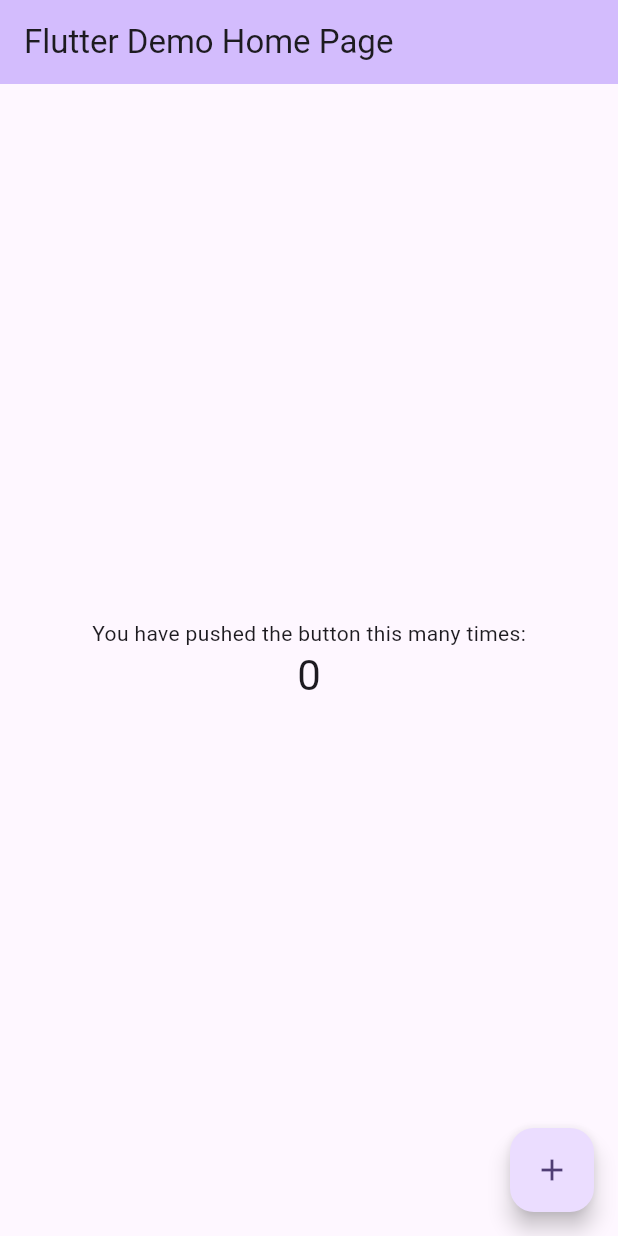
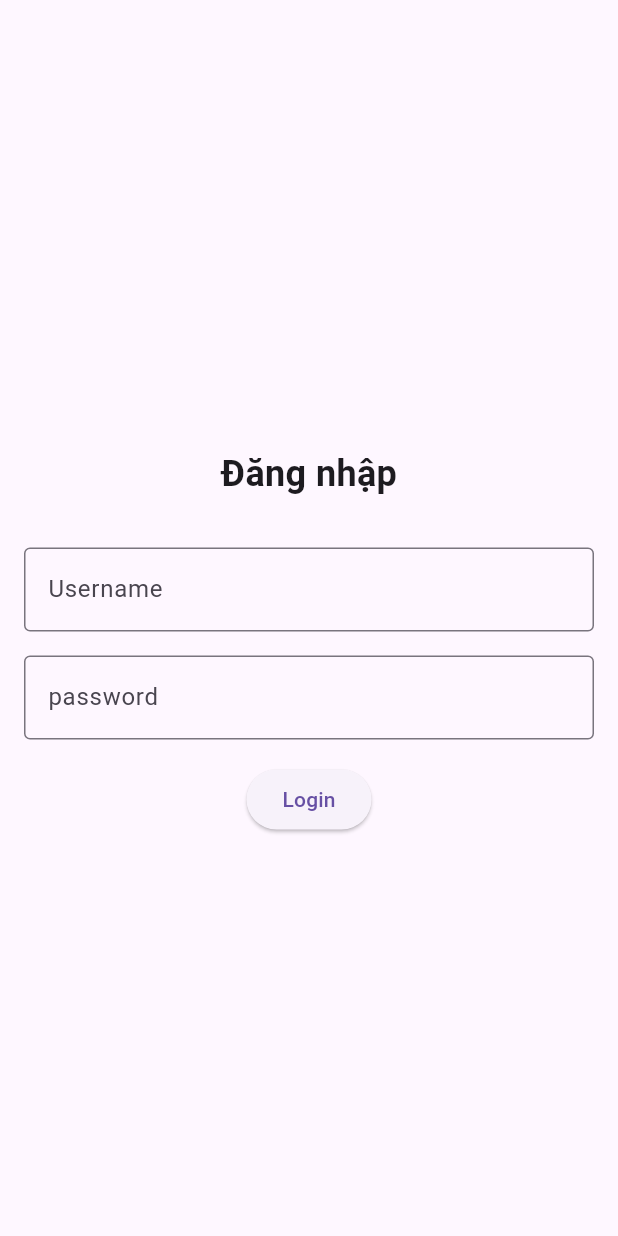
Before and after one commit to DANG-NGOC-DUC/2025_LTTBDD_N04_Nhom_Duc, a Flutter app: the screen it shows after launch, on a phone screen of 412 x 824 dp. Run offline on Flutter 3.47's test engine with Material 3 defaults, Android fonts, the phone set to English and light mode, and no system bars.

Commit message:
tao thu muc demo va lam giao dien login

```diff
--- a/lib/main.dart
+++ b/lib/main.dart
@@ -1,4 +1,5 @@
 import 'package:flutter/material.dart';
+import 'routes.dart';
 
 void main() {
   runApp(const MyApp());
@@ -6,117 +7,13 @@ void main() {
 
 class MyApp extends StatelessWidget {
   const MyApp({super.key});
-
-  // This widget is the root of your application.
   @override
   Widget build(BuildContext context) {
     return MaterialApp(
-      title: 'Flutter Demo',
-      theme: ThemeData(
-        // This is the theme of your application.
-        //
-        // TRY THIS: Try running your application with "flutter run". You'll see
-        // the application has a purple toolbar. Then, without quitting the app,
-        // try changing the seedColor in the colorScheme below to Colors.green
-        // and then invoke "hot reload" (save your changes or press the "hot
-        // reload" button in a Flutter-supported IDE, or press "r" if you used
-        // the command line to start the app).
-        //
-        // Notice that the counter didn't reset back to zero; the application
-        // state is not lost during the reload. To reset the state, use hot
-        // restart instead.
-        //
-        // This works for code too, not just values: Most code changes can be
-        // tested with just a hot reload.
-        colorScheme: ColorScheme.fromSeed(seedColor: Colors.deepPurple),
-      ),
-      home: const MyHomePage(title: 'Flutter Demo Home Page'),
+      debugShowCheckedModeBanner: false,
+      initialRoute: '/login',
+      routes: appRoutes,
+      theme: ThemeData(primarySwatch: Colors.blue),
     );
   }
 }
-
-class MyHomePage extends StatefulWidget {
-  const MyHomePage({super.key, required this.title});
-
-  // This widget is the home page of your application. It is stateful, meaning
-  // that it has a State object (defined below) that contains fields that affect
-  // how it looks.
-
-  // This class is the configuration for the state. It holds the values (in this
-  // case the title) provided by the parent (in this case the App widget) and
-  // used by the build method of the State. Fields in a Widget subclass are
-  // always marked "final".
-
-  final String title;
-
-  @override
-  State<MyHomePage> createState() => _MyHomePageState();
-}
-
-class _MyHomePageState extends State<MyHomePage> {
-  int _counter = 0;
-
-  void _incrementCounter() {
-    setState(() {
-      // This call to setState tells the Flutter framework that something has
-      // changed in this State, which causes it to rerun the build method below
-      // so that the display can reflect the updated values. If we changed
-      // _counter without calling setState(), then the build method would not be
-      // called again, and so nothing would appear to happen.
-      _counter++;
-    });
-  }
-
-  @override
-  Widget build(BuildContext context) {
-    // This method is rerun every time setState is called, for instance as done
-    // by the _incrementCounter method above.
-    //
-    // The Flutter framework has been optimized to make rerunning build methods
-    // fast, so that you can just rebuild anything that needs updating rather
-    // than having to individually change instances of widgets.
-    return Scaffold(
-      appBar: AppBar(
-        // TRY THIS: Try changing the color here to a specific color (to
-        // Colors.amber, perhaps?) and trigger a hot reload to see the AppBar
-        // change color while the other colors stay the same.
-        backgroundColor: Theme.of(context).colorScheme.inversePrimary,
-        // Here we take the value from the MyHomePage object that was created by
-        // the App.build method, and use it to set our appbar title.
-        title: Text(widget.title),
-      ),
-      body: Center(
-        // Center is a layout widget. It takes a single child and positions it
-        // in the middle of the parent.
-        child: Column(
-          // Column is also a layout widget. It takes a list of children and
-          // arranges them vertically. By default, it sizes itself to fit its
-          // children horizontally, and tries to be as tall as its parent.
-          //
-          // Column has various properties to control how it sizes itself and
-          // how it positions its children. Here we use mainAxisAlignment to
-          // center the children vertically; the main axis here is the vertical
-          // axis because Columns are vertical (the cross axis would be
-          // horizontal).
-          //
-          // TRY THIS: Invoke "debug painting" (choose the "Toggle Debug Paint"
-          // action in the IDE, or press "p" in the console), to see the
-          // wireframe for each widget.
-          mainAxisAlignment: MainAxisAlignment.center,
-          children: <Widget>[
-            const Text('You have pushed the button this many times:'),
-            Text(
-              '$_counter',
-              style: Theme.of(context).textTheme.headlineMedium,
-            ),
-          ],
-        ),
-      ),
-      floatingActionButton: FloatingActionButton(
-        onPressed: _incrementCounter,
-        tooltip: 'Increment',
-        child: const Icon(Icons.add),
-      ), // This trailing comma makes auto-formatting nicer for build methods.
-    );
-  }
-}
--- /dev/null
+++ b/lib/routes.dart
@@ -0,0 +1,20 @@
+import 'package:flutter/material.dart';
+import 'screens/home/home_screen.dart';
+import 'screens/auth/login_screen.dart';
+import 'screens/auth/register_screen.dart';
+import 'screens/transactions/transaction_list_screen.dart';
+import 'screens/transactions/add_transaction_screen.dart';
+import 'screens/budget/budget_screen.dart';
+import 'screens/reports/report_screen.dart';
+import 'screens/settings/settings_screen.dart';
+
+final Map<String, WidgetBuilder> appRoutes = {
+  '/': (context) => const HomeScreen(),
+  '/login': (context) => const LoginScreen(),
+  '/register': (context) => const RegisterScreen(),
+  '/transactions': (context) => const TransactionListScreen(),
+  '/add-transaction': (context) => const AddTransactionScreen(),
+  '/budget': (context) => const BudgetScreen(),
+  '/reports': (context) => const ReportScreen(),
+  '/settings': (context) => const SettingsScreen(),
+};
--- /dev/null
+++ b/lib/screens/auth/login_screen.dart
@@ -0,0 +1,42 @@
+import 'package:flutter/material.dart';
+
+class LoginScreen extends StatelessWidget {
+  const LoginScreen({super.key});
+  @override
+  Widget build(BuildContext context) {
+    return Scaffold(
+      //   appBar: AppBar(title: const Text('Đăng nhập')),
+      body: Center(
+        child: Padding(
+          padding: const EdgeInsets.only(left: 16.0, right: 16.0, top: 32.0),
+          child: Column(
+            mainAxisSize: MainAxisSize.min,
+            mainAxisAlignment: MainAxisAlignment.center,
+            children: [
+              const Text(
+                'Đăng nhập',
+                style: TextStyle(fontSize: 24, fontWeight: FontWeight.bold),
+              ),
+              SizedBox(height: 32.0),
+              TextField(
+                decoration: InputDecoration(
+                  border: OutlineInputBorder(),
+                  labelText: 'Username',
+                ),
+              ),
+              SizedBox(height: 16.0),
+              TextField(
+                decoration: InputDecoration(
+                  border: OutlineInputBorder(),
+                  labelText: 'password',
+                ),
+              ),
+              SizedBox(height: 16.0),
+              ElevatedButton(onPressed: () {}, child: const Text('Login')),
+            ],
+          ),
+        ),
+      ),
+    );
+  }
+}
```
Also changed, not shown: lib/screens/auth/register_screen.dart (added, +12 -0 lines), lib/screens/budget/budget_screen.dart (added, +12 -0 lines), lib/screens/home/home_screen.dart (added, +40 -0 lines), lib/screens/reports/report_screen.dart (added, +12 -0 lines), lib/screens/settings/settings_screen.dart (added, +12 -0 lines), lib/screens/transactions/add_transaction_screen.dart (added, +12 -0 lines), lib/screens/transactions/transaction_list_screen.dart (added, +16 -0 lines).
